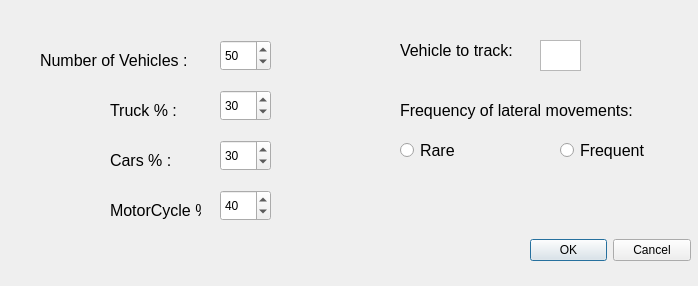
This is graphic-highway/Graphics/customchoicedialog.ui in ayoubraji/highway-realtime-simulator as Qt 5 draws it before an edit. The edited form follows.
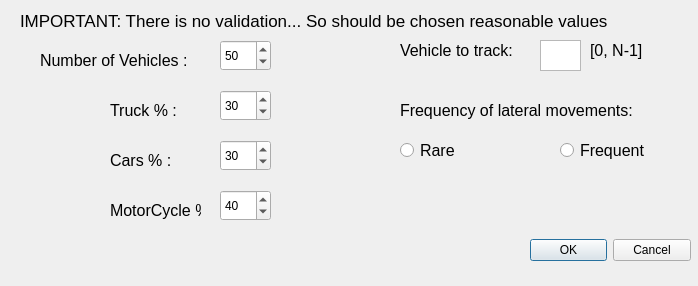
This is the edited form.

```diff
--- a/graphic-highway/Graphics/customchoicedialog.ui
+++ b/graphic-highway/Graphics/customchoicedialog.ui
@@ -276,6 +276,42 @@
     <string>Frequent</string>
    </property>
   </widget>
+  <widget class="QLabel" name="label_7">
+   <property name="geometry">
+    <rect>
+     <x>20</x>
+     <y>10</y>
+     <width>661</width>
+     <height>21</height>
+    </rect>
+   </property>
+   <property name="font">
+    <font>
+     <pointsize>13</pointsize>
+    </font>
+   </property>
+   <property name="text">
+    <string>IMPORTANT: There is no validation... So should be chosen reasonable values</string>
+   </property>
+  </widget>
+  <widget class="QLabel" name="label_8">
+   <property name="geometry">
+    <rect>
+     <x>590</x>
+     <y>40</y>
+     <width>61</width>
+     <height>21</height>
+    </rect>
+   </property>
+   <property name="font">
+    <font>
+     <pointsize>12</pointsize>
+    </font>
+   </property>
+   <property name="text">
+    <string>[0, N-1]</string>
+   </property>
+  </widget>
  </widget>
  <resources/>
  <connections>
```
